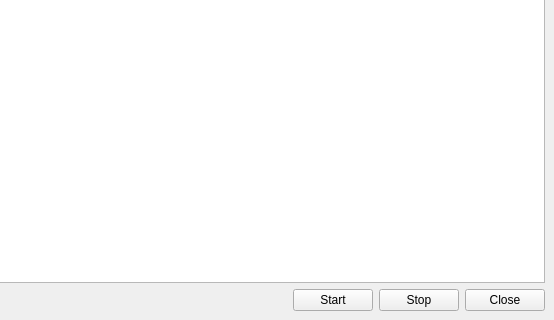
Above: ui/main.ui from iceanimations/createShots before the change; both pictures show x 88 to 642 and y 265 to 585 of the 642 by 585 pixel window. Below: the same form after it.
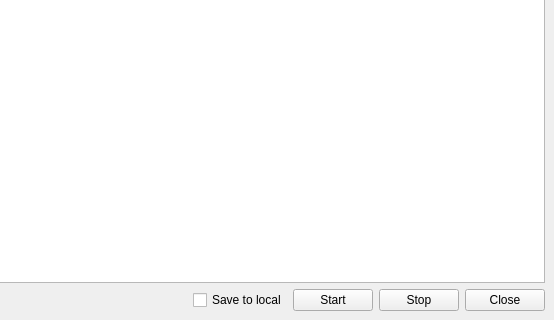
That is the form after the change.

Commit message: save to local button added

```diff
--- a/ui/main.ui
+++ b/ui/main.ui
@@ -129,6 +129,16 @@
         </property>
        </spacer>
       </item>
+      <item>
+       <widget class="QCheckBox" name="saveToLocalButton">
+        <property name="toolTip">
+         <string>Save shots to C:\Users\USER.NAME\Documents\create_shots</string>
+        </property>
+        <property name="text">
+         <string>Save to local</string>
+        </property>
+       </widget>
+      </item>
       <item>
        <widget class="QPushButton" name="startButton">
         <property name="minimumSize">
```
The commit also changes 1 other file.
